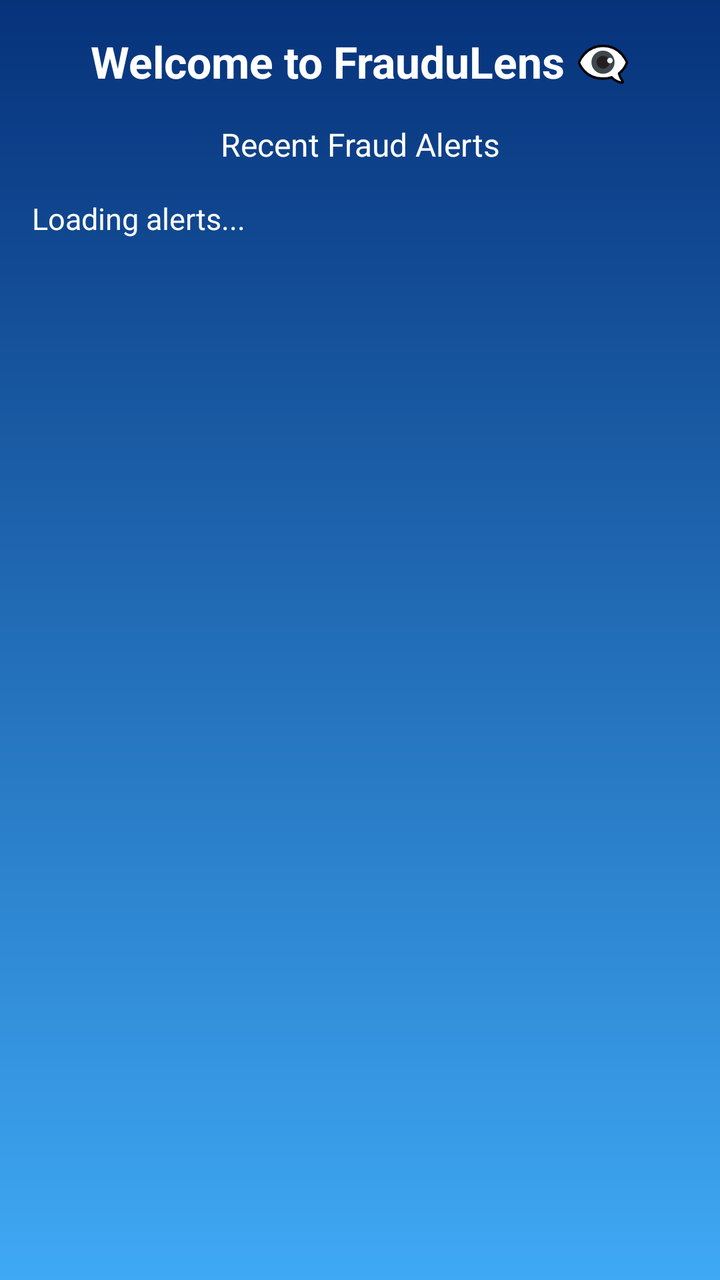
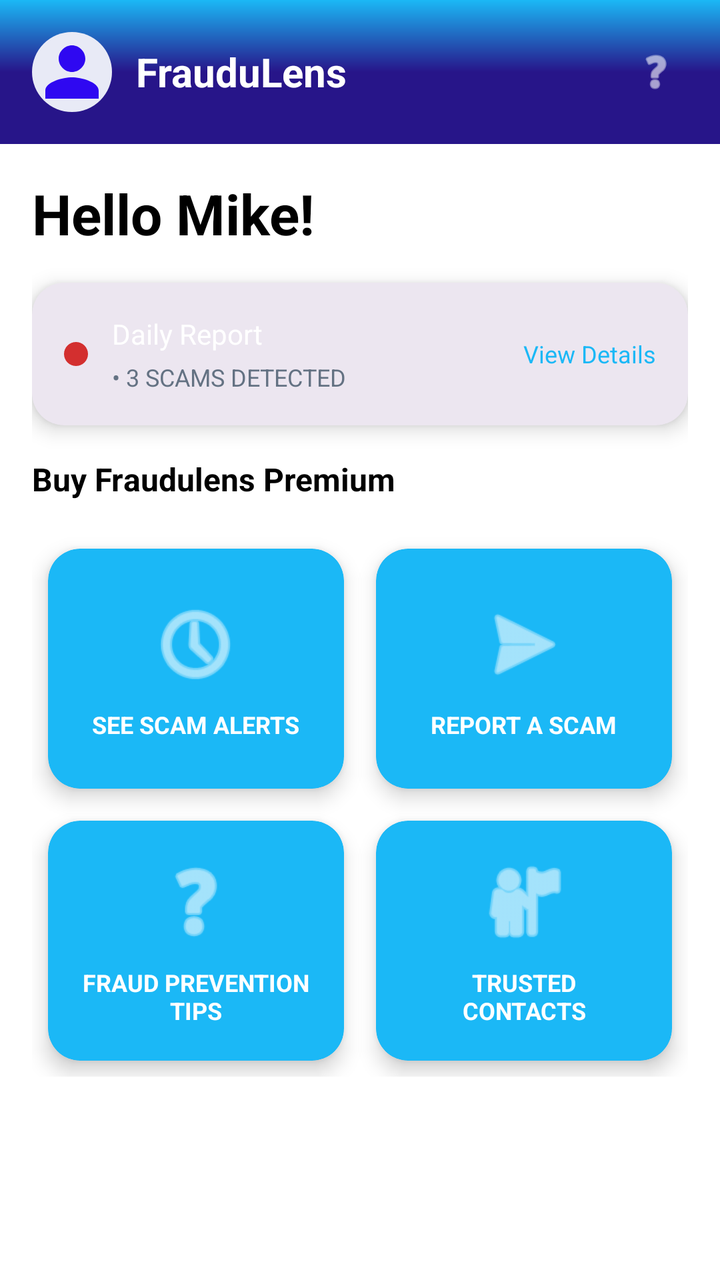

An Android layout rendered at two revisions. The XML below is the earlier revision; the diff shows what the commit changed to produce the second picture.
<!-- AndroidManifest.xml: application theme Theme.FrauduLens -->
<!-- res/layout/fragment_home.xml -->
<?xml version="1.0" encoding="utf-8"?>
<androidx.constraintlayout.widget.ConstraintLayout
    xmlns:android="http://schemas.android.com/apk/res/android"
    xmlns:app="http://schemas.android.com/apk/res-auto"
    android:layout_width="match_parent"
    android:layout_height="match_parent"
    android:background="@drawable/gradient_bg">

    <TextView
        android:id="@+id/tvWelcome"
        android:layout_width="0dp"
        android:layout_height="wrap_content"
        android:text="Welcome to FrauduLens 👁️‍🗨️"
        android:textColor="@color/white"
        android:textSize="22sp"
        android:textStyle="bold"
        android:gravity="center"
        app:layout_constraintTop_toTopOf="parent"
        app:layout_constraintStart_toStartOf="parent"
        app:layout_constraintEnd_toEndOf="parent"
        android:padding="16dp" />

    <TextView
        android:id="@+id/tvSubtitle"
        android:layout_width="0dp"
        android:layout_height="wrap_content"
        android:text="Recent Fraud Alerts"
        android:textColor="@color/white"
        android:textSize="16sp"
        android:gravity="center"
        app:layout_constraintTop_toBottomOf="@id/tvWelcome"
        app:layout_constraintStart_toStartOf="parent"
        app:layout_constraintEnd_toEndOf="parent" />

    <ScrollView
        android:layout_width="0dp"
        android:layout_height="0dp"
        app:layout_constraintTop_toBottomOf="@id/tvSubtitle"
        app:layout_constraintBottom_toBottomOf="parent"
        app:layout_constraintStart_toStartOf="parent"
        app:layout_constraintEnd_toEndOf="parent"
        android:padding="16dp">

        <TextView
            android:id="@+id/tvAlerts"
            android:layout_width="match_parent"
            android:layout_height="wrap_content"
            android:textColor="@color/white"
            android:textSize="15sp"
            android:lineSpacingExtra="4dp"
            android:text="Loading alerts..." />
    </ScrollView>

</androidx.constraintlayout.widget.ConstraintLayout>
<!-- resources referenced by this layout -->
<resources>
  <color name="white">#FFFFFF</color>
  <!-- drawable gradient_bg (drawable) -->
  <?xml version="1.0" encoding="utf-8"?>
  <shape xmlns:android="http://schemas.android.com/apk/res/android" android:shape="rectangle">
      <gradient
          android:angle="270"
          android:startColor="@color/bgStart"
          android:endColor="@color/bgEnd" />
  </shape>
  <style name="Theme.FrauduLens" parent="Theme.MaterialComponents.DayNight.NoActionBar">
          <item name="colorPrimary">@color/primaryColor</item>
          <item name="colorPrimaryVariant">@color/primaryVariant</item>
          <item name="colorSecondary">@color/secondaryColor</item>
          <item name="android:statusBarColor">@color/primaryVariant</item>
          <item name="android:navigationBarColor">@color/primaryVariant</item>
          <item name="materialCardViewStyle">@style/Widget.MaterialComponents.CardView</item>
          <item name="android:windowBackground">@drawable/gradient_bg</item>
      </style>
  <color name="bgStart">#06327A</color>
  <color name="bgEnd">#3FA9F5</color>
  <color name="primaryColor">#0B3D91</color>
  <color name="primaryVariant">#042A66</color>
  <color name="secondaryColor">#00A86B</color>
</resources>

<!-- the commit's change to res/layout/fragment_home.xml (unified diff, before → after) -->
@@ -1,54 +1,286 @@
 <?xml version="1.0" encoding="utf-8"?>
-<androidx.constraintlayout.widget.ConstraintLayout
-    xmlns:android="http://schemas.android.com/apk/res/android"
+<ScrollView xmlns:android="http://schemas.android.com/apk/res/android"
     xmlns:app="http://schemas.android.com/apk/res-auto"
     android:layout_width="match_parent"
     android:layout_height="match_parent"
-    android:background="@drawable/gradient_bg">
-
-    <TextView
-        android:id="@+id/tvWelcome"
-        android:layout_width="0dp"
+    android:background="@color/surface"
+    android:fillViewport="true">
+
+    <LinearLayout
+        android:layout_width="match_parent"
         android:layout_height="wrap_content"
-        android:text="Welcome to FrauduLens 👁️‍🗨️"
-        android:textColor="@color/white"
-        android:textSize="22sp"
-        android:textStyle="bold"
-        android:gravity="center"
-        app:layout_constraintTop_toTopOf="parent"
-        app:layout_constraintStart_toStartOf="parent"
-        app:layout_constraintEnd_toEndOf="parent"
-        android:padding="16dp" />
-
-    <TextView
-        android:id="@+id/tvSubtitle"
-        android:layout_width="0dp"
-        android:layout_height="wrap_content"
-        android:text="Recent Fraud Alerts"
-        android:textColor="@color/white"
-        android:textSize="16sp"
-        android:gravity="center"
-        app:layout_constraintTop_toBottomOf="@id/tvWelcome"
-        app:layout_constraintStart_toStartOf="parent"
-        app:layout_constraintEnd_toEndOf="parent" />
-
-    <ScrollView
-        android:layout_width="0dp"
-        android:layout_height="0dp"
-        app:layout_constraintTop_toBottomOf="@id/tvSubtitle"
-        app:layout_constraintBottom_toBottomOf="parent"
-        app:layout_constraintStart_toStartOf="parent"
-        app:layout_constraintEnd_toEndOf="parent"
-        android:padding="16dp">
-
-        <TextView
-            android:id="@+id/tvAlerts"
+        android:orientation="vertical">
+
+        
+        <LinearLayout
             android:layout_width="match_parent"
             android:layout_height="wrap_content"
-            android:textColor="@color/white"
-            android:textSize="15sp"
-            android:lineSpacingExtra="4dp"
-            android:text="Loading alerts..." />
-    </ScrollView>
-
-</androidx.constraintlayout.widget.ConstraintLayout>
+            android:orientation="horizontal"
+            android:gravity="center_vertical"
+            android:padding="16dp"
+            android:background="@drawable/gradient_bg">
+
+            <ImageView
+                android:id="@+id/ivProfilePic"
+                android:layout_width="40dp"
+                android:layout_height="40dp"
+                android:src="@drawable/ic_profile"
+                android:background="@drawable/bg_circle"
+                android:padding="4dp"
+                android:layout_marginEnd="12dp"/>
+
+            <TextView
+                android:layout_width="0dp"
+                android:layout_height="wrap_content"
+                android:layout_weight="1"
+                android:text="FrauduLens"
+                android:textColor="@color/surface"
+                android:textSize="20sp"
+                android:textStyle="bold"/>
+
+            <ImageView
+                android:id="@+id/ivHelp"
+                android:layout_width="32dp"
+                android:layout_height="32dp"
+                android:src="@android:drawable/ic_menu_help"
+                android:tint="@color/surface"
+                android:padding="4dp"
+                android:clickable="true"
+                android:focusable="true"
+                android:background="?attr/selectableItemBackground"/>
+        </LinearLayout>
+
+        
+        <LinearLayout
+            android:layout_width="match_parent"
+            android:layout_height="wrap_content"
+            android:orientation="vertical"
+            android:padding="16dp">
+
+            <TextView
+                android:id="@+id/tvGreeting"
+                android:layout_width="match_parent"
+                android:layout_height="wrap_content"
+                android:text="Hello Mike!"
+                android:textColor="@color/textPrimary"
+                android:textSize="28sp"
+                android:textStyle="bold"
+                android:layout_marginBottom="16dp"/>
+
+            
+            <com.google.android.material.card.MaterialCardView
+                android:layout_width="match_parent"
+                android:layout_height="wrap_content"
+                android:layout_marginBottom="16dp"
+                app:cardCornerRadius="16dp"
+                app:cardElevation="6dp"
+                app:cardBackgroundColor="@color/dailyReportBg">
+
+                <LinearLayout
+                    android:layout_width="match_parent"
+                    android:layout_height="wrap_content"
+                    android:orientation="horizontal"
+                    android:gravity="center_vertical"
+                    android:padding="16dp">
+
+                    <View
+                        android:layout_width="12dp"
+                        android:layout_height="12dp"
+                        android:background="@drawable/bg_circle"
+                        android:backgroundTint="@color/danger"/>
+
+                    <LinearLayout
+                        android:layout_width="0dp"
+                        android:layout_height="wrap_content"
+                        android:layout_weight="1"
+                        android:orientation="vertical"
+                        android:layout_marginStart="12dp">
+
+                        <TextView
+                            android:layout_width="wrap_content"
+                            android:layout_height="wrap_content"
+                            android:text="Daily Report"
+                            android:textColor="@color/surface"
+                            android:textSize="14sp"/>
+
+                        <TextView
+                            android:layout_width="wrap_content"
+                            android:layout_height="wrap_content"
+                            android:text="• 3 SCAMS DETECTED"
+                            android:textColor="@color/colorGray"
+                            android:textSize="12sp"
+                            android:layout_marginTop="4dp"/>
+                    </LinearLayout>
+
+                    <TextView
+                        android:id="@+id/tvViewDetails"
+                        android:layout_width="wrap_content"
+                        android:layout_height="wrap_content"
+                        android:text="View Details"
+                        android:textColor="@color/secondaryColor"
+                        android:textSize="12sp"
+                        android:clickable="true"
+                        android:focusable="true"
+                        android:background="?attr/selectableItemBackground"/>
+                </LinearLayout>
+            </com.google.android.material.card.MaterialCardView>
+
+            
+            <TextView
+                android:layout_width="wrap_content"
+                android:layout_height="wrap_content"
+                android:text="Buy Fraudulens Premium"
+                android:textColor="@color/textPrimary"
+                android:textSize="16sp"
+                android:textStyle="bold"
+                android:layout_marginBottom="16dp"/>
+
+            
+            <GridLayout
+                android:layout_width="match_parent"
+                android:layout_height="wrap_content"
+                android:columnCount="2"
+                android:rowCount="2"
+                android:alignmentMode="alignMargins"
+                android:layout_marginBottom="16dp">
+
+                <com.google.android.material.card.MaterialCardView
+                    android:layout_width="0dp"
+                    android:layout_height="120dp"
+                    android:layout_columnWeight="1"
+                    android:layout_margin="8dp"
+                    app:cardCornerRadius="16dp"
+                    app:cardElevation="6dp"
+                    app:cardBackgroundColor="@color/colorBlue">
+
+                    <LinearLayout
+                        android:layout_width="match_parent"
+                        android:layout_height="match_parent"
+                        android:orientation="vertical"
+                        android:gravity="center"
+                        android:padding="16dp">
+
+                        <ImageView
+                            android:layout_width="48dp"
+                            android:layout_height="48dp"
+                            android:src="@android:drawable/ic_menu_recent_history"
+                            android:tint="@color/surface"/>
+
+                        <TextView
+                            android:layout_width="wrap_content"
+                            android:layout_height="wrap_content"
+                            android:text="SEE SCAM ALERTS"
+                            android:textColor="@color/surface"
+                            android:textSize="12sp"
+                            android:textStyle="bold"
+                            android:layout_marginTop="8dp"
+                            android:gravity="center"/>
+                    </LinearLayout>
+                </com.google.android.material.card.MaterialCardView>
+
+                <com.google.android.material.card.MaterialCardView
+                    android:layout_width="0dp"
+                    android:layout_height="120dp"
+                    android:layout_columnWeight="1"
+                    android:layout_margin="8dp"
+                    app:cardCornerRadius="16dp"
+                    app:cardElevation="6dp"
+                    app:cardBackgroundColor="@color/colorBlue">
+
+                    <LinearLayout
+                        android:layout_width="match_parent"
+                        android:layout_height="match_parent"
+                        android:orientation="vertical"
+                        android:gravity="center"
+                        android:padding="16dp">
+
+                        <ImageView
+                            android:layout_width="48dp"
+                            android:layout_height="48dp"
+                            android:src="@android:drawable/ic_menu_send"
+                            android:tint="@color/surface"/>
+
+                        <TextView
+                            android:layout_width="wrap_content"
+                            android:layout_height="wrap_content"
+                            android:text="REPORT A SCAM"
+                            android:textColor="@color/surface"
+                            android:textSize="12sp"
+                            android:textStyle="bold"
+                            android:layout_marginTop="8dp"
+                            android:gravity="center"/>
+                    </LinearLayout>
+                </com.google.android.material.card.MaterialCardView>
+
+                <com.google.android.material.card.MaterialCardView
+                    android:layout_width="0dp"
+                    android:layout_height="120dp"
+                    android:layout_columnWeight="1"
+                    android:layout_margin="8dp"
+                    app:cardCornerRadius="16dp"
+                    app:cardElevation="6dp"
+                    app:cardBackgroundColor="@color/colorBlue">
+
+                    <LinearLayout
+                        android:layout_width="match_parent"
+                        android:layout_height="match_parent"
+                        android:orientation="vertical"
+                        android:gravity="center"
+                        android:padding="16dp">
+
+                        <ImageView
+                            android:layout_width="48dp"
+                            android:layout_height="48dp"
+                            android:src="@android:drawable/ic_menu_help"
+                            android:tint="@color/surface"/>
+
+                        <TextView
+                            android:layout_width="wrap_content"
+                            android:layout_height="wrap_content"
+                            android:text="FRAUD PREVENTION TIPS"
+                            android:textColor="@color/surface"
+                            android:textSize="12sp"
+                            android:textStyle="bold"
+                            android:layout_marginTop="8dp"
+                            android:gravity="center"/>
+                    </LinearLayout>
+                </com.google.android.material.card.MaterialCardView>
+
+                <com.google.android.material.card.MaterialCardView
+                    android:layout_width="0dp"
+                    android:layout_height="120dp"
+                    android:layout_columnWeight="1"
+                    android:layout_margin="8dp"
+                    app:cardCornerRadius="16dp"
+                    app:cardElevation="6dp"
+                    app:cardBackgroundColor="@color/colorBlue">
+
+                    <LinearLayout
+                        android:layout_width="match_parent"
+                        android:layout_height="match_parent"
+                        android:orientation="vertical"
+                        android:gravity="center"
+                        android:padding="16dp">
+
+                        <ImageView
+                            android:layout_width="48dp"
+                            android:layout_height="48dp"
+                            android:src="@android:drawable/ic_menu_myplaces"
+                            android:tint="@color/surface"/>
+
+                        <TextView
+                            android:layout_width="wrap_content"
+                            android:layout_height="wrap_content"
+                            android:text="TRUSTED CONTACTS"
+                            android:textColor="@color/surface"
+                            android:textSize="12sp"
+                            android:textStyle="bold"
+                            android:layout_marginTop="8dp"
+                            android:gravity="center"/>
+                    </LinearLayout>
+                </com.google.android.material.card.MaterialCardView>
+            </GridLayout>
+
+        </LinearLayout>
+    </LinearLayout>
+</ScrollView>
<!-- resource entries referenced after the edit -->
@@ -1,14 +1,26 @@
 <!-- resources referenced by this layout -->
 <resources>
-  <color name="white">#FFFFFF</color>
+  <color name="colorBlue">#1BB8F6</color>
+  <color name="colorGray">#647283</color>
+  <color name="dailyReportBg">#ECE6F0</color>
+  <color name="danger">#D32F2F</color>
   <!-- drawable gradient_bg (drawable) -->
   <?xml version="1.0" encoding="utf-8"?>
   <shape xmlns:android="http://schemas.android.com/apk/res/android" android:shape="rectangle">
       <gradient
-          android:angle="270"
-          android:startColor="@color/bgStart"
-          android:endColor="@color/bgEnd" />
+          android:angle="90"
+          android:startColor="@color/colorDarkPurple"
+          android:centerColor="@color/colorDarkPurple"
+          android:centerY="0.5"
+          android:endColor="@color/colorBlue"
+          android:type="linear" />
   </shape>
+  <!-- drawable ic_profile (drawable) -->
+  <?xml version="1.0" encoding="utf-8"?>
+  <vector xmlns:android="http://schemas.android.com/apk/res/android"
+      android:width="24dp" android:height="24dp" android:viewportWidth="24" android:viewportHeight="24">
+      <path android:fillColor="@color/primaryColor" android:pathData="M12 12c2.7 0 5-2.3 5-5s-2.3-5-5-5-5 2.3-5 5 2.3 5 5 5zm0 2c-3.3 0-10 1.7-10 5v3h20v-3c0-3.3-6.7-5-10-5z"/>
+  </vector>
   <style name="Theme.FrauduLens" parent="Theme.MaterialComponents.DayNight.NoActionBar">
           <item name="colorPrimary">@color/primaryColor</item>
           <item name="colorPrimaryVariant">@color/primaryVariant</item>
@@ -17,11 +29,17 @@
           <item name="android:navigationBarColor">@color/primaryVariant</item>
           <item name="materialCardViewStyle">@style/Widget.MaterialComponents.CardView</item>
           <item name="android:windowBackground">@drawable/gradient_bg</item>
+          <item name="android:fontFamily">sans-serif</item>
       </style>
-  <color name="bgStart">#06327A</color>
-  <color name="bgEnd">#3FA9F5</color>
-  <color name="primaryColor">#0B3D91</color>
-  <color name="primaryVariant">#042A66</color>
-  <color name="secondaryColor">#00A86B</color>
+  <color name="colorDarkPurple">#271589</color>
+  <color name="primaryColor">#2F08F1</color>
+  <color name="primaryVariant">#271589</color>
+  <color name="secondaryColor">#1BB8F6</color>
+  <color name="surface">#FFFFFF</color>
+  <color name="textPrimary">#000000</color>
+  <!-- drawable bg_circle (drawable) -->
+  <shape xmlns:android="http://schemas.android.com/apk/res/android" android:shape="oval">
+      <solid android:color="#E8EAF6" />
+  </shape>
 </resources>
 
